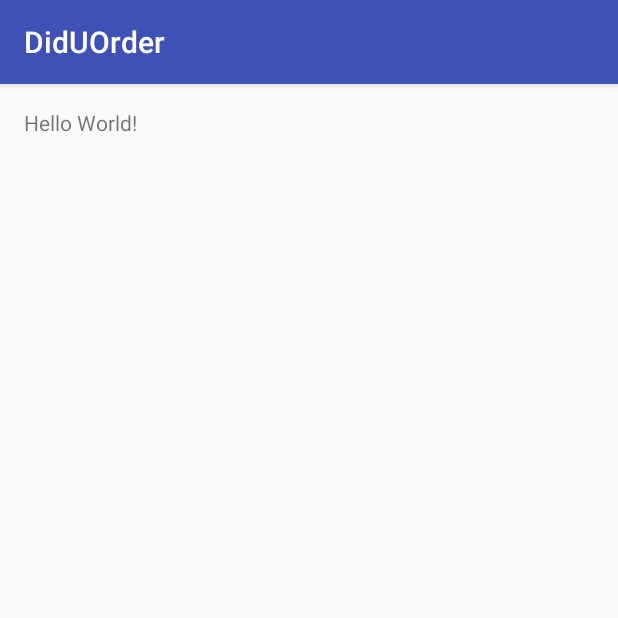
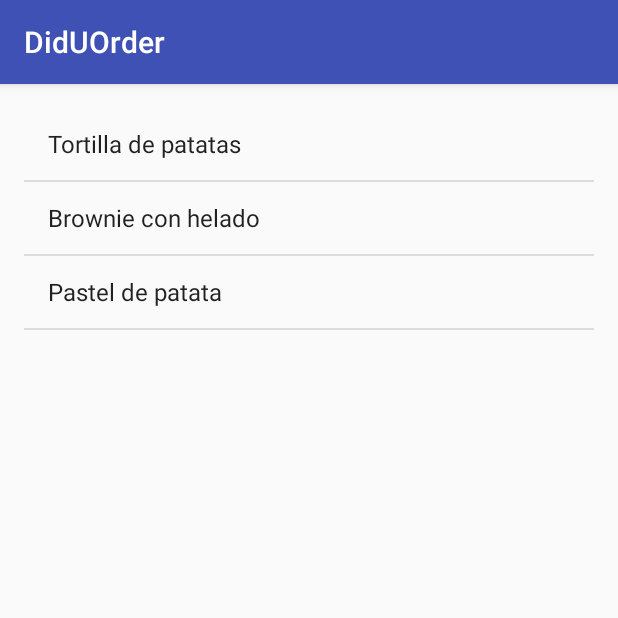
Before and after one commit to amdaza/Did-U-Order, an Android app: the screen it shows after launch (TablesActivity), on a phone screen of 412 x 824 dp, the top half of it. Run offline under Robolectric (Android 15) with nearby library versions, the phone set to English and light mode, and no system bars.

Commit message:
Show example plate names in tables list using fragment (for first visual purposes)
Pending -> Show tables. On table click, show plates

```diff
--- a/DidUOrder/app/src/main/java/io/keepcoding/diduorder/activity/TablesActivity.java
+++ b/DidUOrder/app/src/main/java/io/keepcoding/diduorder/activity/TablesActivity.java
@@ -1,9 +1,11 @@
 package io.keepcoding.diduorder.activity;
 
+import android.app.FragmentManager;
 import android.support.v7.app.AppCompatActivity;
 import android.os.Bundle;
 
 import io.keepcoding.diduorder.R;
+import io.keepcoding.diduorder.fragment.TableListFragment;
 
 public class TablesActivity extends AppCompatActivity {
 
@@ -11,5 +13,18 @@ public class TablesActivity extends AppCompatActivity {
     protected void onCreate(Bundle savedInstanceState) {
         super.onCreate(savedInstanceState);
         setContentView(R.layout.activity_tables);
+
+        // Cargamos a mano el fragment
+        FragmentManager fm = getFragmentManager();
+
+        // Preguntamos a ver si existe el hueco para CityList
+        if (findViewById(R.id.fragment_table_list) != null) {
+            // Existe hueco, y habiendo hueco metemos el fragment de CityList
+            if (fm.findFragmentById(R.id.fragment_table_list) == null) {
+                fm.beginTransaction()
+                        .add(R.id.fragment_table_list, new TableListFragment())
+                        .commit();
+            }
+        }
     }
 }
--- /dev/null
+++ b/DidUOrder/app/src/main/java/io/keepcoding/diduorder/fragment/TableListFragment.java
@@ -0,0 +1,47 @@
+package io.keepcoding.diduorder.fragment;
+
+import android.app.Fragment;
+import android.os.Bundle;
+import android.support.annotation.Nullable;
+import android.view.LayoutInflater;
+import android.view.View;
+import android.view.ViewGroup;
+import android.widget.ArrayAdapter;
+import android.widget.ListView;
+
+import io.keepcoding.diduorder.R;
+import io.keepcoding.diduorder.model.Plate;
+import io.keepcoding.diduorder.model.Plates;
+
+/**
+ * Created by Alicia on 11/12/2016.
+ */
+
+public class TableListFragment extends Fragment {
+
+    @Nullable
+    @Override
+    public View onCreateView(LayoutInflater inflater, ViewGroup container, Bundle savedInstanceState) {
+        super.onCreateView(inflater, container, savedInstanceState);
+
+        View root = inflater.inflate(R.layout.fragment_table_list, container, false);
+
+                // Access to ListView
+        ListView listView = (ListView) root.findViewById(android.R.id.list);
+
+        // Create model
+        Plates plates = new Plates();
+
+        // Create adapter to link model with list
+        ArrayAdapter<Plate> adapter = new ArrayAdapter<Plate>(
+                getActivity(),
+                android.R.layout.simple_list_item_1,
+                plates.getPlates()
+        );
+
+        // Assign adapter to list
+        listView.setAdapter(adapter);
+
+        return root;
+    }
+}
--- /dev/null
+++ b/DidUOrder/app/src/main/java/io/keepcoding/diduorder/model/Plate.java
@@ -0,0 +1,62 @@
+package io.keepcoding.diduorder.model;
+
+import java.io.Serializable;
+import java.util.LinkedList;
+
+/**
+ * Created by Alicia on 11/12/2016.
+ */
+
+public class Plate implements Serializable{
+    private String mName;
+    private LinkedList<String> mIngredients;
+    private String mImageResourceName;
+    private int mPrice;
+
+    public Plate(String name, LinkedList<String> ingredients, String imageResourceName, int price) {
+        mName = name;
+        mIngredients = ingredients;
+        mImageResourceName = imageResourceName;
+        mPrice = price;
+    }
+    public Plate(String name) {
+        this(name, null, null, 0);
+    }
+
+    public LinkedList<String> getIngredients() {
+        return mIngredients;
+    }
+
+    public void setIngredients(LinkedList<String> ingredients) {
+        mIngredients = ingredients;
+    }
+
+    public String getImageResourceName() {
+        return mImageResourceName;
+    }
+
+    public void setImageResourceName(String imageResourceName) {
+        mImageResourceName = imageResourceName;
+    }
+
+    public int getPrice() {
+        return mPrice;
+    }
+
+    public void setPrice(int price) {
+        mPrice = price;
+    }
+
+    public String getName() {
+        return mName;
+    }
+
+    public void setName(String name) {
+        mName = name;
+    }
+
+    @Override
+    public String toString() {
+        return getName();
+    }
+}
--- /dev/null
+++ b/DidUOrder/app/src/main/java/io/keepcoding/diduorder/model/Plates.java
@@ -0,0 +1,34 @@
+package io.keepcoding.diduorder.model;
+
+import java.util.LinkedList;
+
+/**
+ * Created by Alicia on 11/12/2016.
+ */
+
+public class Plates {
+    private LinkedList<Plate> mPlates;
+
+    public Plates() {
+        mPlates = new LinkedList<>();
+        mPlates.add(new Plate("Tortilla de patatas"));
+        mPlates.add(new Plate("Brownie con helado"));
+        mPlates.add(new Plate("Pastel de patata"));
+    }
+
+    public LinkedList<Plate> getPlates() {
+        return mPlates;
+    }
+
+    public void setPlates(LinkedList<Plate> plates) {
+        mPlates = plates;
+    }
+
+    public Plate getPlate(int position) {
+        return mPlates.get(position);
+    }
+
+    public int getCount() {
+        return mPlates.size();
+    }
+}
--- a/DidUOrder/app/src/main/res/layout/activity_tables.xml
+++ b/DidUOrder/app/src/main/res/layout/activity_tables.xml
@@ -11,8 +11,8 @@
     android:paddingTop="@dimen/activity_vertical_margin"
     tools:context="io.keepcoding.diduorder.activity.TablesActivity">
 
-    <TextView
-        android:layout_width="wrap_content"
-        android:layout_height="wrap_content"
-        android:text="Hello World!"/>
+    <FrameLayout
+        android:id="@+id/fragment_table_list"
+        android:layout_width="match_parent"
+        android:layout_height="match_parent"/>
 </RelativeLayout>
--- /dev/null
+++ b/DidUOrder/app/src/main/res/layout/fragment_table_list.xml
@@ -0,0 +1,7 @@
+<?xml version="1.0" encoding="utf-8"?>
+<ListView xmlns:android="http://schemas.android.com/apk/res/android"
+          android:id="@android:id/list"
+          android:layout_width="match_parent"
+          android:layout_height="match_parent">
+
+</ListView>
```
